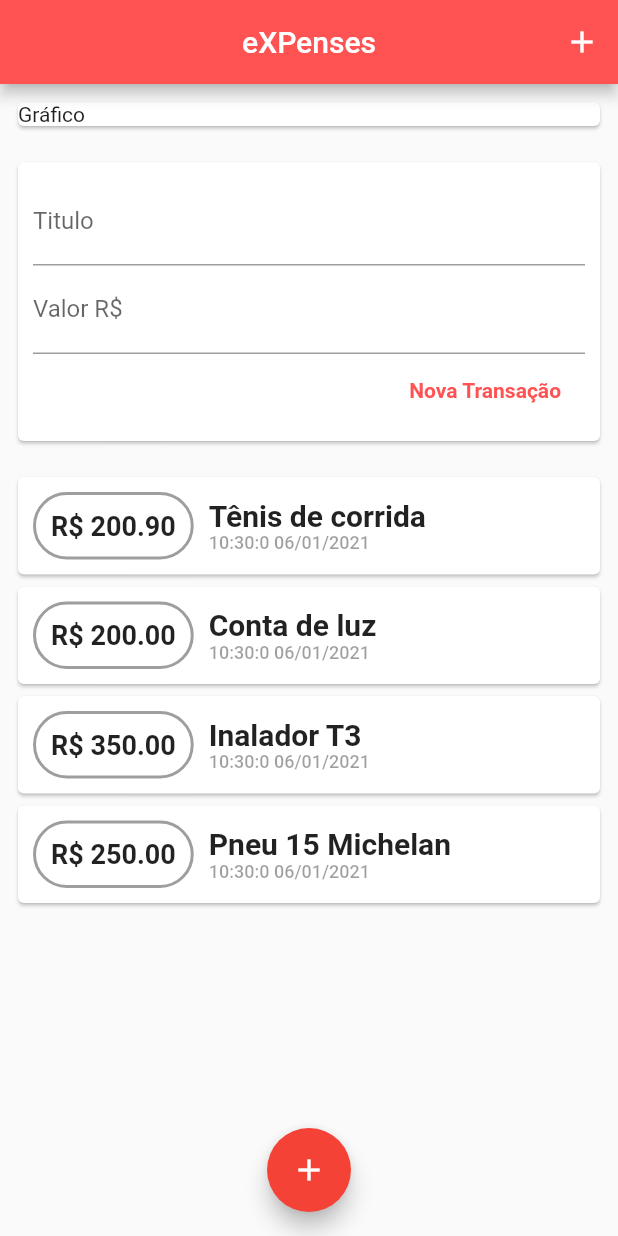
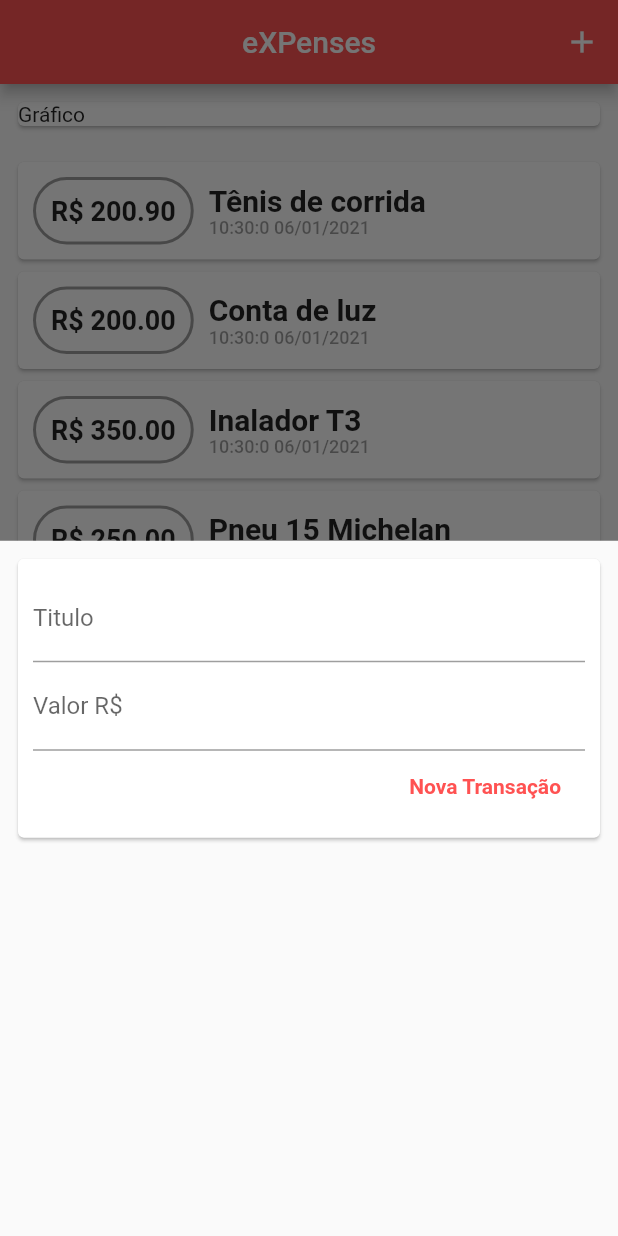
Before and after one commit to BSTK/app_expenses, a Flutter app: the screen it shows after launch, after a tap on the "add" icon, on a phone screen of 412 x 824 dp. Run offline on Flutter 3.47's test engine with Material 2 defaults, Android fonts, the phone set to English and light mode, and no system bars.

Commit message:
main - Refatoração para utilização de modal

```diff
--- a/lib/home/homepage.dart
+++ b/lib/home/homepage.dart
@@ -1,5 +1,7 @@
 import 'package:app_expenses/grafico/grafico.dart';
-import 'package:app_expenses/trancacao/componentes/transacoes.dart';
+import 'package:app_expenses/trancacao/componentes/transacoes-list.dart';
+import 'package:app_expenses/trancacao/componentes/transacoes-modal.dart';
+import 'package:app_expenses/trancacao/transacao.dart';
 import 'package:flutter/material.dart';
 import 'package:flutter/services.dart';
 
@@ -11,6 +13,33 @@ class HomePage extends StatefulWidget {
 }
 
 class _HomePageState extends State<HomePage> {
+
+  final transacoes = [
+    Transacao(
+        uuid: DateTime.now().toIso8601String(),
+        data: DateTime.now(),
+        valor: 200.90,
+        titutlo: 'Tênis de corrida'
+    ),
+    Transacao(
+        uuid: DateTime.now().toIso8601String(),
+        data: DateTime.now(),
+        valor: 200.00,
+        titutlo: 'Conta de luz'
+    ),
+    Transacao(
+        uuid: DateTime.now().toIso8601String(),
+        data: DateTime.now(),
+        valor: 350.00,
+        titutlo: 'Inalador T3'
+    ),
+    Transacao(
+        uuid: DateTime.now().toIso8601String(),
+        data: DateTime.now(),
+        valor: 250.00,
+        titutlo: 'Pneu 15 Michelan'
+    )
+  ];
 
   @override
   void initState() {
@@ -24,6 +53,13 @@ class _HomePageState extends State<HomePage> {
     super.dispose();
   }
 
+  void mostrarModalNovaTransacao(BuildContext context) {
+    showModalBottomSheet(
+      context: context,
+      builder: (_) => TransacoesModal(transacoes: transacoes)
+    );
+  }
+
   @override
   Widget build(BuildContext context) {
     return Scaffold(
@@ -34,7 +70,7 @@ class _HomePageState extends State<HomePage> {
               Icons.add,
               color: Colors.white,
             ),
-            onPressed: () {},
+            onPressed: () => mostrarModalNovaTransacao(context),
           )
         ],
         centerTitle: true,
@@ -46,7 +82,7 @@ class _HomePageState extends State<HomePage> {
           crossAxisAlignment: CrossAxisAlignment.stretch,
           children: <Widget>[
             Grafico(),
-            Transacoes()
+            TransacoesList(transacoesRealizadas: transacoes)
           ],
         ),
       ),
@@ -56,7 +92,7 @@ class _HomePageState extends State<HomePage> {
           Icons.add,
           color: Colors.white,
         ),
-        onPressed: () {},
+        onPressed: () => mostrarModalNovaTransacao(context),
       ),
     );
   }
--- /dev/null
+++ b/lib/trancacao/componentes/transacoes-modal.dart
@@ -0,0 +1,45 @@
+import 'dart:math';
+
+import 'package:app_expenses/trancacao/componentes/transacoes-form.dart';
+import 'package:app_expenses/trancacao/transacao.dart';
+import 'package:flutter/material.dart';
+
+class TransacoesModal extends StatefulWidget {
+
+  final List<Transacao> transacoes;
+
+  TransacoesModal({
+    @required this.transacoes
+  });
+
+  @override
+  _TransacoesModalState createState() => _TransacoesModalState();
+
+}
+
+class _TransacoesModalState extends State<TransacoesModal> {
+
+  void criaNovaTransacao(final String titulo,
+                         final String valor) {
+    if (titulo.isNotEmpty && valor.isNotEmpty) {
+      final transacao = Transacao(
+          uuid: Random().nextDouble().toString(),
+          data: DateTime.now(),
+          titutlo: titulo,
+          valor: double.parse(valor)
+      );
+
+      setState(() => widget.transacoes.add(transacao));
+    }
+  }
+
+  @override
+  Widget build(BuildContext context) {
+    return Column(
+      children: [
+        TransacoesForm(criaNovaTransacao: criaNovaTransacao),
+      ],
+    );
+  }
+
+}
--- a/lib/trancacao/componentes/transacoes.dart
+++ /dev/null
@@ -1,66 +0,0 @@
-import 'dart:math';
-
-import 'package:app_expenses/trancacao/componentes/transacoes-form.dart';
-import 'package:app_expenses/trancacao/componentes/transacoes-list.dart';
-import 'package:app_expenses/trancacao/transacao.dart';
-import 'package:flutter/material.dart';
-
-class Transacoes extends StatefulWidget {
-  @override
-  _TransacoesState createState() => _TransacoesState();
-}
-
-class _TransacoesState extends State<Transacoes> {
-
-  final transacoes = [
-    Transacao(
-        uuid: DateTime.now().toIso8601String(),
-        data: DateTime.now(),
-        valor: 200.90,
-        titutlo: 'Tênis de corrida'
-    ),
-    Transacao(
-        uuid: DateTime.now().toIso8601String(),
-        data: DateTime.now(),
-        valor: 200.00,
-        titutlo: 'Conta de luz'
-    ),
-    Transacao(
-        uuid: DateTime.now().toIso8601String(),
-        data: DateTime.now(),
-        valor: 350.00,
-        titutlo: 'Inalador T3'
-    ),
-    Transacao(
-        uuid: DateTime.now().toIso8601String(),
-        data: DateTime.now(),
-        valor: 250.00,
-        titutlo: 'Pneu 15 Michelan'
-    )
-  ];
-
-  void criaNovaTransacao(final String titulo,
-                         final String valor) {
-    if (titulo.isNotEmpty && valor.isNotEmpty) {
-      final transacao = Transacao(
-          uuid: Random().nextDouble().toString(),
-          data: DateTime.now(),
-          titutlo: titulo,
-          valor: double.parse(valor)
-      );
-
-      setState(() => transacoes.add(transacao));
-    }
-  }
-
-  @override
-  Widget build(BuildContext context) {
-    return Column(
-      children: [
-        TransacoesForm(criaNovaTransacao: criaNovaTransacao),
-        TransacoesList(transacoesRealizadas: transacoes),
-      ],
-    );
-  }
-
-}
```
